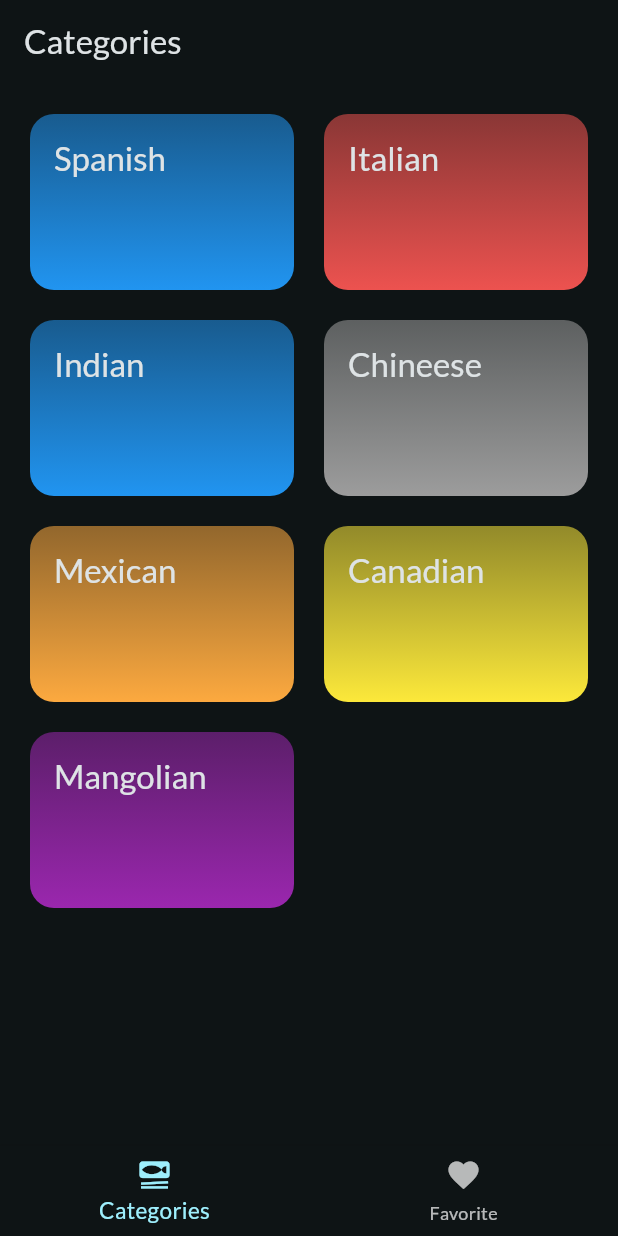
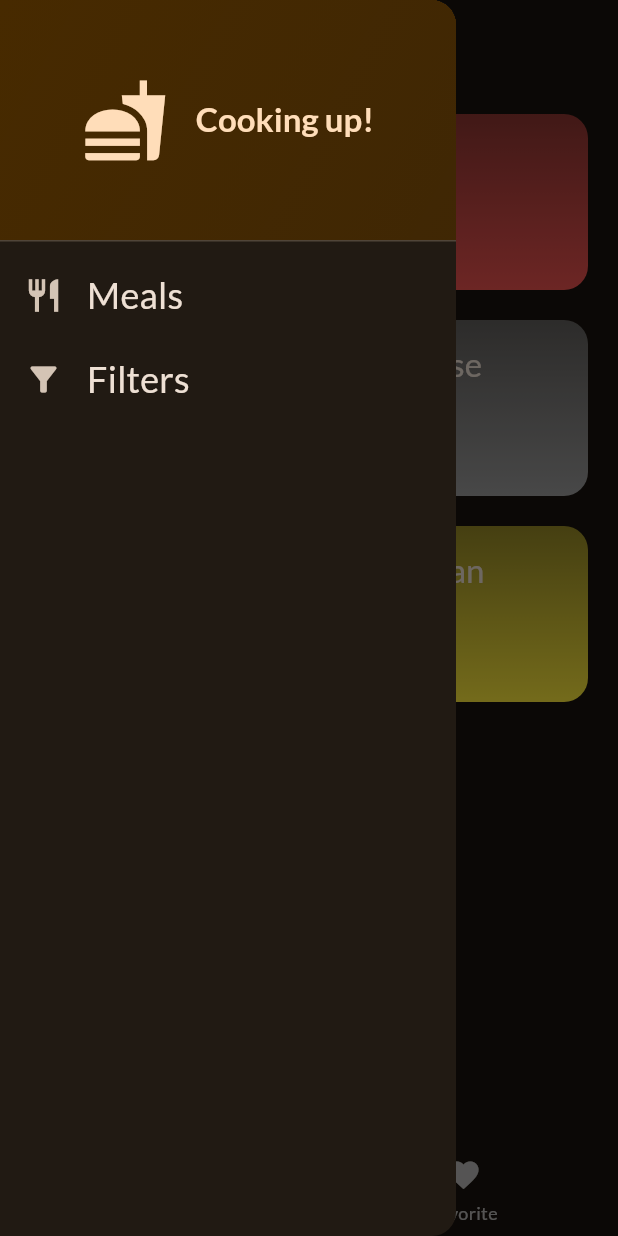
Before and after one commit to WlcmToMyRepo/flutter_meals_app, a Flutter app: the screen it shows after launch, with the side drawer open (before the commit the screen has no drawer), on a phone screen of 412 x 824 dp. Run offline on Flutter 3.47's test engine with Material 3 defaults, Android fonts, the phone set to English and light mode, and no system bars; our stand-ins replace google_fonts, shared_preferences, transparent_image.

Commit message:
added filter feature

```diff
--- a/lib/screens/categories.dart
+++ b/lib/screens/categories.dart
@@ -9,14 +9,17 @@ class CategoriesScreen extends StatelessWidget {
   final List<Category> categories;
   final void Function(Meal meal)
       toggleFavourite; ////method to access toggle function of tab screen
+  final List<Meal> meals;
   const CategoriesScreen(
-      {super.key, required this.categories, required this.toggleFavourite});
+      {super.key,
+      required this.categories,
+      required this.toggleFavourite,
+      required this.meals});
 
   //This will navigate to meals screeen
   void _selectCategory(BuildContext context, Category category) {
-    final filteredMealsOnCategory = dummyMeals
-        .where((meal) => meal.categories.contains(category.id))
-        .toList();
+    final filteredMealsOnCategory =
+        meals.where((meal) => meal.categories.contains(category.id)).toList();
     Navigator.of(context).push(MaterialPageRoute(
         builder: (ctx) => MealsScreen(
               title: category.title,
--- a/lib/screens/meals.dart
+++ b/lib/screens/meals.dart
@@ -1,7 +1,5 @@
 import 'package:flutter/material.dart';
-import 'package:meals/data/dummy_data.dart';
 import 'package:meals/screens/meal_detail.dart';
-// import 'package:meals/experiment/stack_widget.dart';
 import 'package:meals/widgets/meals_item.dart';
 import 'package:meals/models/meal.dart';
 
--- a/lib/screens/tabs.dart
+++ b/lib/screens/tabs.dart
@@ -2,7 +2,18 @@ import 'package:flutter/material.dart';
 import 'package:meals/data/dummy_data.dart';
 import 'package:meals/models/meal.dart';
 import 'package:meals/screens/categories.dart';
+import 'package:meals/screens/filter.dart';
 import 'package:meals/screens/meals.dart';
+import 'package:meals/widgets/app_drawer.dart';
+
+//default filter
+
+const Map<Filter, bool> kMealsFilter = {
+  Filter.glutenFree: false,
+  Filter.lactosFree: false,
+  Filter.vegan: false,
+  Filter.vegetarian: false,
+};
 
 //this widget is home screen of the app with bottom navigation bar
 class TabsScreen extends StatefulWidget {
@@ -16,6 +27,28 @@ class _TabsScreenState extends State<TabsScreen> {
   final List<Meal> _favouriteMeals = [];
   int _selectedIndex = 0;
   String selectedTitle = "Categories";
+  Map<Filter, bool> selectedFilter = kMealsFilter;
+
+  void selectScreen(String screen) async {
+    if (screen == "meals") {
+      Navigator.pop(context);
+    } else if (screen == 'filter') {
+      Navigator.pop(context);
+      final result = await Navigator.of(context).push<Map<Filter, bool>>(
+          MaterialPageRoute(
+              builder: (context) => FilterScreen(filter: selectedFilter)));
+
+      print("RESULT >>>>>> $result");
+
+      //assign result to selectedFilters
+      selectedFilter = result ?? kMealsFilter;
+      setState(() {});
+    }
+  }
+
+  void showNotification(String msg) {
+    ScaffoldMessenger.of(context).showSnackBar(SnackBar(content: Text(msg)));
+  }
 
   //this method allows us to mark meals as favorites
   //we need to pass this method to the child widgets
@@ -24,9 +57,11 @@ class _TabsScreenState extends State<TabsScreen> {
     print('I AM CALLED >>>>>>>>>>>>>>>');
     if (_favouriteMeals.contains(meal)) {
       _favouriteMeals.remove(meal);
+      showNotification("meal removed from favourites");
     } else {
       print('removed meal $meal');
       _favouriteMeals.add(meal);
+      showNotification("meal added to favourites");
     }
     print('FAVOURITE MEALS --->  | $_favouriteMeals |');
     for (Meal meal in _favouriteMeals) {
@@ -41,11 +76,33 @@ class _TabsScreenState extends State<TabsScreen> {
     });
   }
 
+  //this method wil lapply filter on dummyMeals and return filtered meals
+  List<Meal> get getFilteredMeals {
+    return dummyMeals.where((meal) {
+      //need to filter gluten free
+      if (selectedFilter[Filter.glutenFree]! && !meal.isGlutenFree) {
+        return false;
+      }
+      if (selectedFilter[Filter.vegetarian]! && !meal.isVegetarian) {
+        return false;
+      }
+      if (selectedFilter[Filter.vegan]! && !meal.isVegan) {
+        return false;
+      }
+      if (selectedFilter[Filter.lactosFree]! && !meal.isLactoseFree) {
+        return false;
+      }
+      return true;
+    }).toList();
+  }
+
   @override
   Widget build(BuildContext context) {
+    print("LACTOS FREE MEAL: >>>> $getFilteredMeals");
     Widget tabPage = CategoriesScreen(
       categories: data,
       toggleFavourite: toggleFavourite,
+      meals: getFilteredMeals,
     );
     if (_selectedIndex == 1) {
       tabPage = MealsScreen(
@@ -59,6 +116,9 @@ class _TabsScreenState extends State<TabsScreen> {
         title: Text(selectedTitle),
       ),
       body: tabPage,
+      drawer: AppDrawer(
+        selectScreen: selectScreen,
+      ),
       bottomNavigationBar: BottomNavigationBar(
         onTap: selectTab,
         currentIndex: _selectedIndex,
--- /dev/null
+++ b/lib/widgets/app_drawer.dart
@@ -0,0 +1,76 @@
+import 'package:flutter/material.dart';
+
+class AppDrawer extends StatelessWidget {
+  final void Function(String screen) selectScreen;
+  const AppDrawer({super.key, required this.selectScreen});
+
+  @override
+  Widget build(BuildContext context) {
+    return Drawer(
+      child: Column(children: [
+        DrawerHeader(
+          padding: const EdgeInsets.all(20),
+          decoration: BoxDecoration(
+            gradient: LinearGradient(colors: [
+              Theme.of(context).colorScheme.onPrimary,
+              Theme.of(context).colorScheme.onPrimary.withOpacity(.8),
+            ], begin: Alignment.topLeft, end: Alignment.bottomRight),
+            color: Theme.of(context).colorScheme.primary,
+          ),
+          child: Row(
+            mainAxisAlignment: MainAxisAlignment.center,
+            children: [
+              Icon(
+                Icons.fastfood,
+                size: 58,
+                color: Theme.of(context).colorScheme.onPrimaryContainer,
+              ),
+              const SizedBox(
+                width: 18,
+              ),
+              Text(
+                "Cooking up!",
+                style: Theme.of(context).textTheme.titleLarge!.copyWith(
+                      fontWeight: FontWeight.bold,
+                      color: Theme.of(context).colorScheme.onPrimaryContainer,
+                    ),
+              ),
+            ],
+          ),
+        ),
+        ListTile(
+          leading: const Icon(
+            Icons.restaurant,
+            size: 26,
+          ),
+          title: Text(
+            'Meals',
+            style: Theme.of(context).textTheme.titleMedium!.copyWith(
+                  fontSize: 24,
+                  color: Theme.of(context).colorScheme.onBackground,
+                ),
+          ),
+          onTap: () {
+            selectScreen('meals');
+          },
+        ),
+        ListTile(
+          leading: const Icon(
+            Icons.filter_alt,
+            size: 26,
+          ),
+          title: Text(
+            'Filters',
+            style: Theme.of(context).textTheme.titleMedium!.copyWith(
+                  fontSize: 24,
+                  color: Theme.of(context).colorScheme.onBackground,
+                ),
+          ),
+          onTap: () {
+            selectScreen('filter');
+          },
+        )
+      ]),
+    );
+  }
+}
--- a/lib/widgets/meals_item.dart
+++ b/lib/widgets/meals_item.dart
@@ -31,7 +31,7 @@ class MealsItem extends StatelessWidget {
         shape: RoundedRectangleBorder(borderRadius: BorderRadius.circular(10)),
         margin: const EdgeInsets.all(10),
         clipBehavior: Clip.hardEdge,
-        elevation: 100,
+        elevation: 1,
         child: Stack(children: [
           FadeInImage(
             placeholderFit: BoxFit.contain,
```
Also changed, not shown: lib/main.dart (+2 -7 lines), lib/screens/filter.dart (added, +155 -0 lines), lib/screens/meal_detail.dart (+18 -8 lines).
